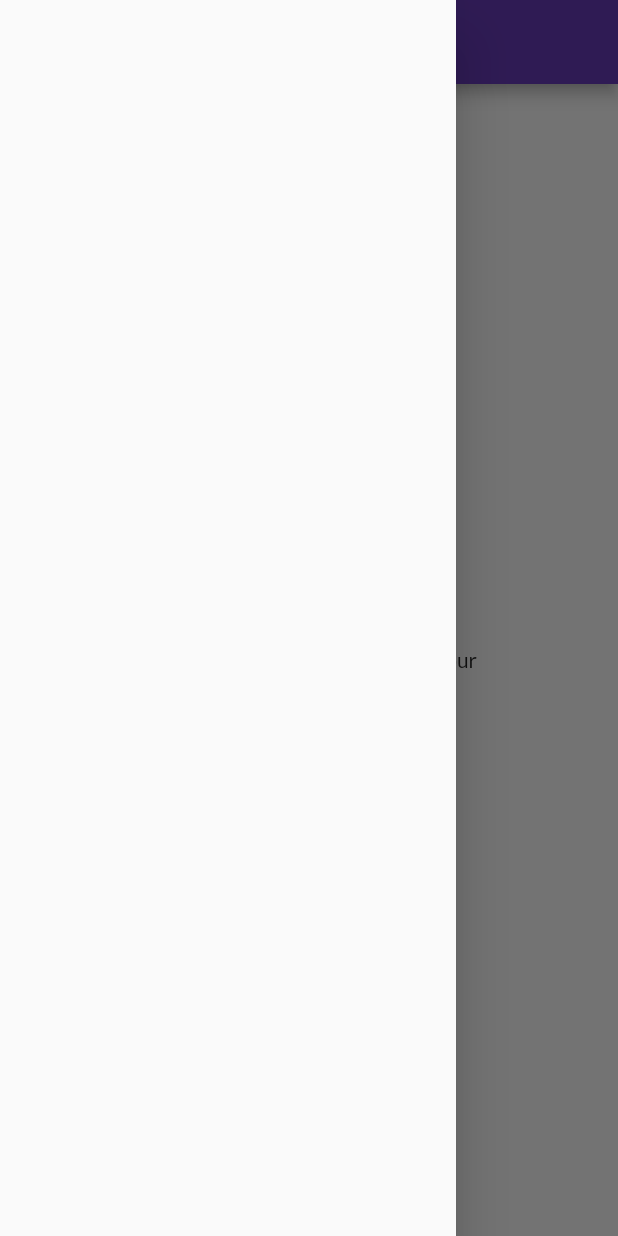
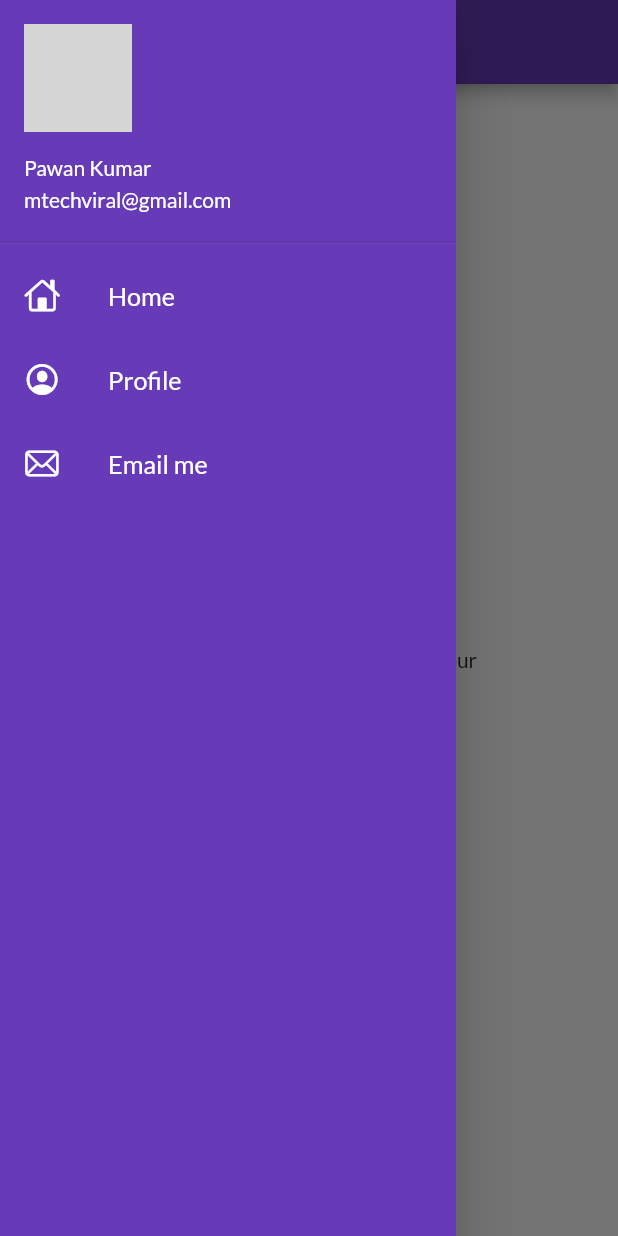
Before and after one commit to Misbahali/30daysofflutter, a Flutter app: the HomePage screen opened by its route, with the side drawer open, on a phone screen of 412 x 824 dp. Run offline on Flutter 3.47's test engine with Material 2 defaults, Android fonts, the light colour scheme and no system bars; our stand-ins replace google_fonts; network calls fail; grey boxes are pictures that could not be loaded.

Commit message:
Day9 Complete

```diff
--- a/lib/main.dart
+++ b/lib/main.dart
@@ -23,6 +23,7 @@ class MyApp extends StatelessWidget {
       darkTheme: ThemeData(
         brightness: Brightness.dark,
       ),
+      debugShowCheckedModeBanner: false,
       initialRoute: "/", // in start got to home page
       routes: {
         "/": (context) => LoginPage(),
--- a/lib/pages/home_page.dart
+++ b/lib/pages/home_page.dart
@@ -1,4 +1,5 @@
 import 'package:flutter/material.dart';
+import 'package:fone/widgets/drawer.dart';
 
 class HomePage extends StatelessWidget {
   final int days = 30;
@@ -18,7 +19,8 @@ class HomePage extends StatelessWidget {
               "Welcome to $days of flutter by " + name), //same
         ),
       ),
-      drawer: Drawer(),
+      //drawer: Drawer(),
+      drawer: MyDrawer(),
     );
   }
 }
--- /dev/null
+++ b/lib/widgets/drawer.dart
@@ -0,0 +1,70 @@
+import 'package:flutter/cupertino.dart';
+import 'package:flutter/material.dart';
+
+class MyDrawer extends StatelessWidget {
+  @override
+  Widget build(BuildContext context) {
+    const imageUrl =
+        "https://avatars.githubusercontent.com/u/12619420?s=460&u=26db98cbde1dd34c7c67b85c240505a436b2c36d&v=4";
+    return Drawer(
+      child: Container(
+        color: Colors.deepPurple,
+        child: ListView(
+          padding: EdgeInsets.zero,
+          children: [
+            DrawerHeader(
+              padding: EdgeInsets.zero,
+              child: UserAccountsDrawerHeader(
+                margin: EdgeInsets.zero,
+                accountName: Text("Pawan Kumar"),
+                accountEmail: Text("mtechviral@gmail.com"),
+                currentAccountPicture: CircleAvatar(
+                  backgroundImage: NetworkImage(imageUrl),
+                ),
+              ),
+            ),
+            ListTile(
+              leading: Icon(
+                CupertinoIcons.home,
+                color: Colors.white,
+              ),
+              title: Text(
+                "Home",
+                textScaleFactor: 1.2,
+                style: TextStyle(
+                  color: Colors.white,
+                ),
+              ),
+            ),
+            ListTile(
+              leading: Icon(
+                CupertinoIcons.profile_circled,
+                color: Colors.white,
+              ),
+              title: Text(
+                "Profile",
+                textScaleFactor: 1.2,
+                style: TextStyle(
+                  color: Colors.white,
+                ),
+              ),
+            ),
+            ListTile(
+              leading: Icon(
+                CupertinoIcons.mail,
+                color: Colors.white,
+              ),
+              title: Text(
+                "Email me",
+                textScaleFactor: 1.2,
+                style: TextStyle(
+                  color: Colors.white,
+                ),
+              ),
+            )
+          ],
+        ),
+      ),
+    );
+  }
+}
```
